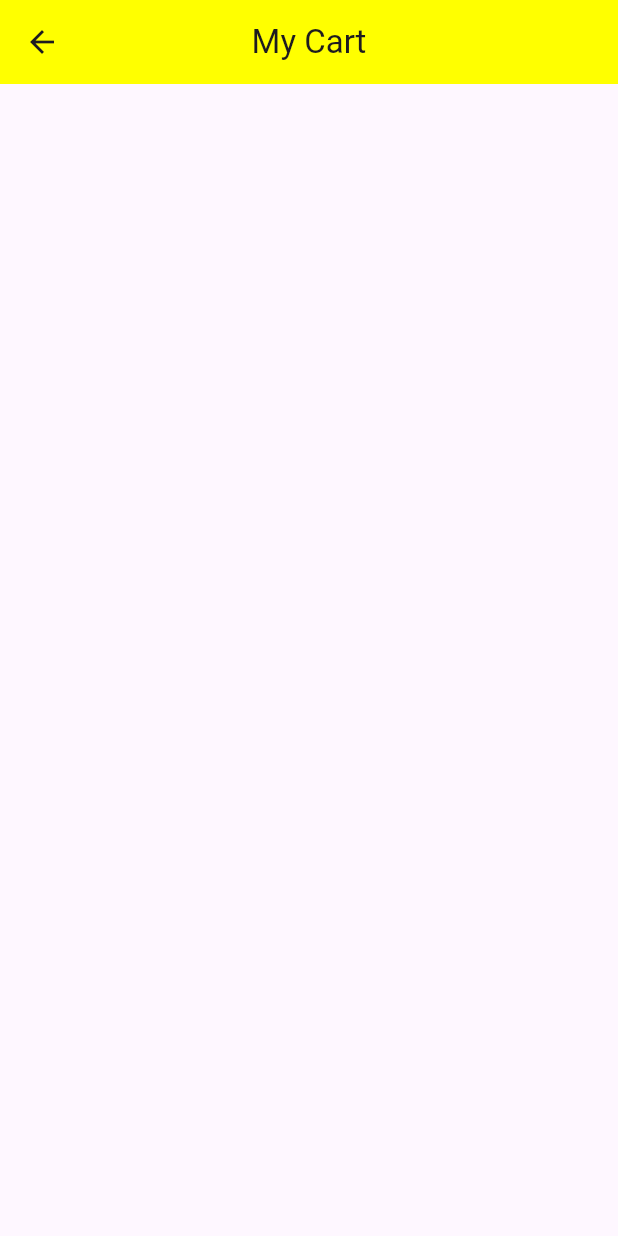
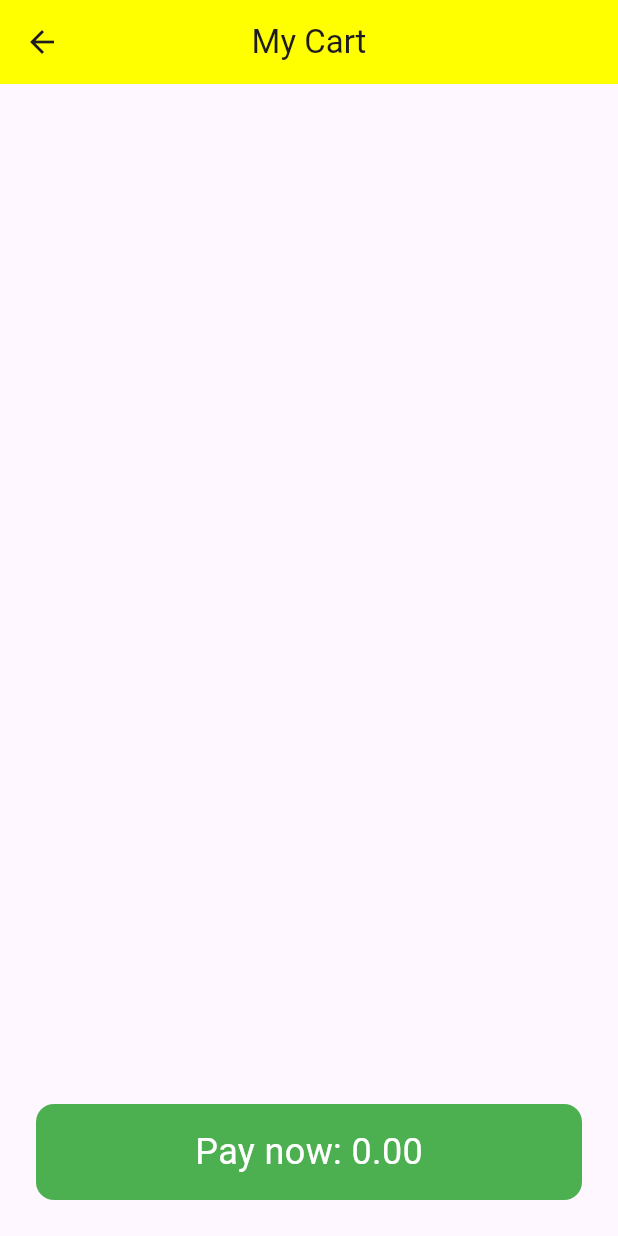
Before and after one commit to abdimannabov/Ice-Cream-Shop, a Flutter app: the CartPage screen opened directly, on a phone screen of 412 x 824 dp. Run offline on Flutter 3.47's test engine with Material 3 defaults, Android fonts, the phone set to English and light mode, and no system bars; our stand-ins replace google_fonts.

Commit message:
Finished the whole project, but did not complete the payment part for now

```diff
--- a/lib/pages/cart_page.dart
+++ b/lib/pages/cart_page.dart
@@ -41,6 +41,27 @@ class CartPage extends StatelessWidget {
                     );
                   },
                 )
+              ),
+
+              // pay + total price
+
+              Padding(
+                padding: const EdgeInsets.all(24.0),
+                child: Container(
+                  height: 64,
+                  alignment: Alignment.center,
+                  decoration: BoxDecoration(
+                    color: Colors.green,
+                    borderRadius: BorderRadius.circular(12)
+                  ),
+                  child: Text(
+                    "Pay now: "+value.calculateTotalPrice(),
+                    style: TextStyle(
+                      fontSize: 24,
+                      color: Colors.white
+                    ),
+                    ),
+                ),
               )
             ],
           );
```
